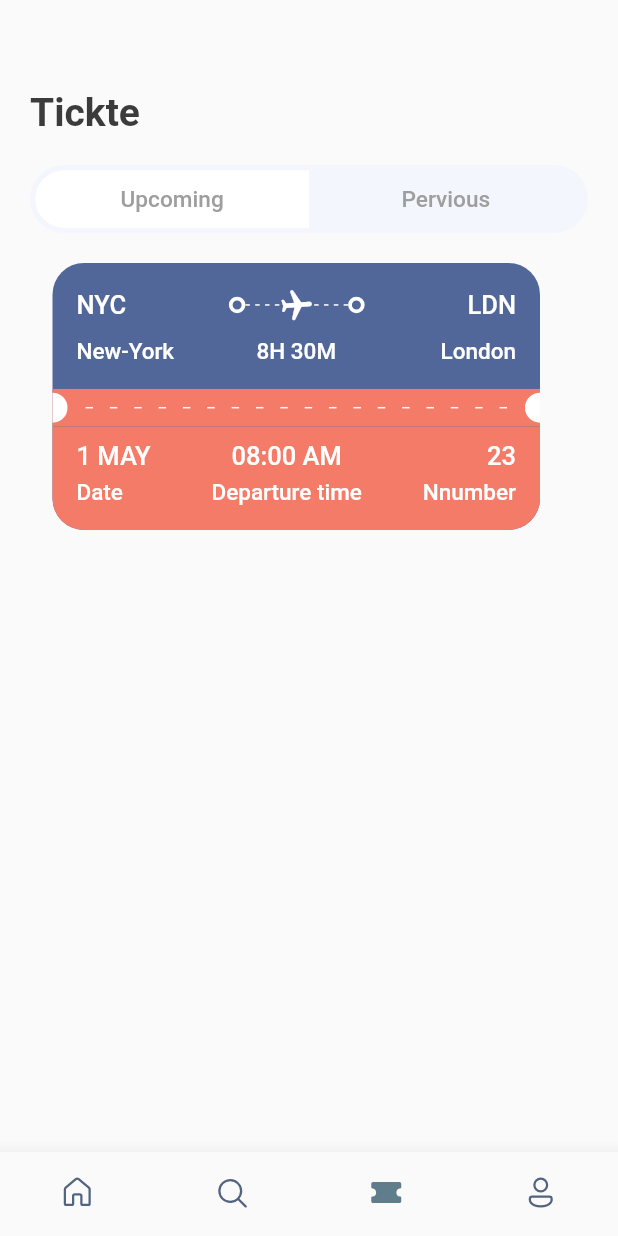
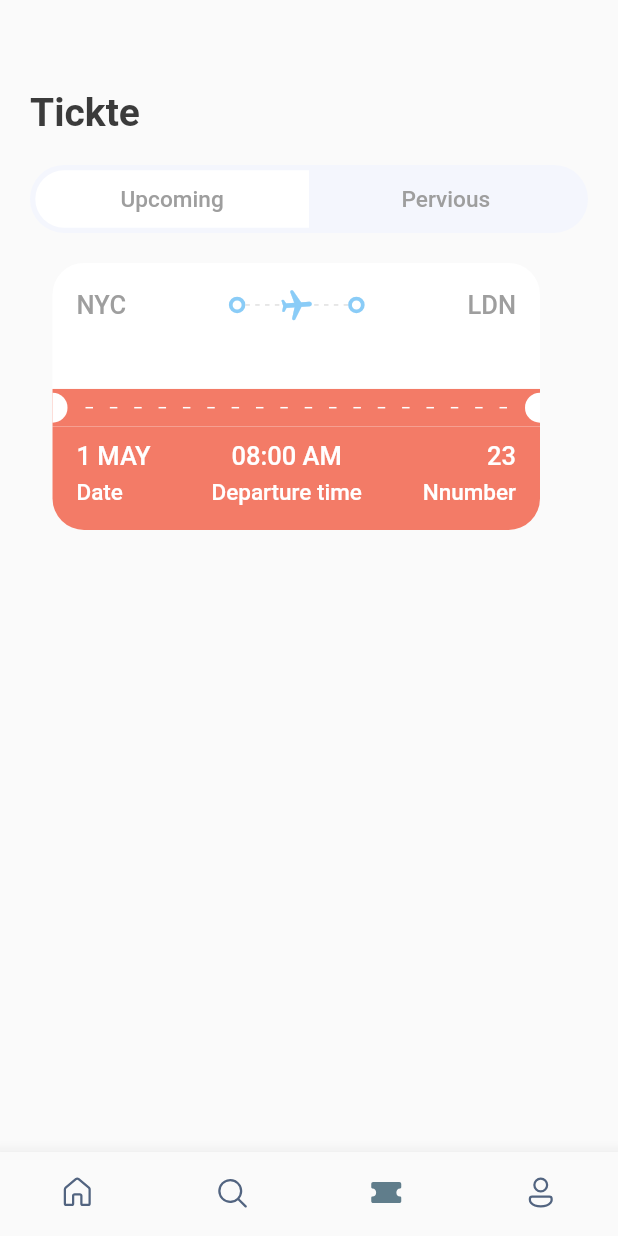
Before and after one commit to MdSajjadHossin/book-my-trip-flutter, a Flutter app: the screen it shows after launch, item 3 of the bottom bar chosen, on a phone screen of 412 x 824 dp. Run offline on Flutter 3.47's test engine with Material 2 defaults, Android fonts, the phone set to English and light mode, and no system bars; our stand-ins replace fluentui_icons, gap, get.

```diff
--- a/lib/screens/ticket_view.dart
+++ b/lib/screens/ticket_view.dart
@@ -6,7 +6,8 @@ import 'package:gap/gap.dart';
 
 class TicketView extends StatelessWidget {
   final Map<String, dynamic> ticket;
-  const TicketView({super.key, required this.ticket});
+  final bool? isColor;
+  const TicketView({super.key, required this.ticket, this.isColor});
 
   @override
   Widget build(BuildContext context) {
@@ -20,7 +21,7 @@ class TicketView extends StatelessWidget {
           children: [
             Container(
               decoration: BoxDecoration(
-                color: const Color(0xFF526799),
+                color: isColor == null ? const Color(0xFF526799) : Colors.white,
                 borderRadius: BorderRadius.only(
                   topLeft: Radius.circular(AppLayout.getHeight(21)),
                   topRight: Radius.circular(AppLayout.getHeight(21)),
@@ -39,11 +40,15 @@ class TicketView extends StatelessWidget {
                           children: [
                             Text(
                               ticket['from']['code'],
-                              style: Styles.headLineStyle3
-                                  .copyWith(color: Colors.white),
+                              style: isColor == num
+                                  ? Styles.headLineStyle3
+                                      .copyWith(color: Colors.white)
+                                  : Styles.headLineStyle3,
                             ),
                             Expanded(child: Container()),
-                            const ThickContainer(),
+                            const ThickContainer(
+                              isColor: true,
+                            ),
                             Expanded(
                               child: Stack(children: [
                                 SizedBox(
@@ -61,12 +66,14 @@ class TicketView extends StatelessWidget {
                                         children: List.generate(
                                           (constraints.constrainWidth() / 6)
                                               .floor(),
-                                          (index) => const SizedBox(
+                                          (index) => SizedBox(
                                             width: 3,
                                             height: 1,
                                             child: DecoratedBox(
                                                 decoration: BoxDecoration(
-                                              color: Colors.white,
+                                              color: isColor == null
+                                                  ? Colors.white
+                                                  : Colors.grey.shade300,
                                             )),
                                           ),
                                         ),
@@ -77,20 +84,26 @@ class TicketView extends StatelessWidget {
                                 Center(
                                   child: Transform.rotate(
                                     angle: 1.5,
-                                    child: const Icon(
+                                    child: Icon(
                                       Icons.local_airport_rounded,
-                                      color: Colors.white,
+                                      color: isColor == null
+                                          ? Colors.white
+                                          : Color(0xFF8ACCF7),
                                     ),
                                   ),
                                 ),
                               ]),
                             ),
-                            const ThickContainer(),
+                            const ThickContainer(
+                              isColor: true,
+                            ),
                             Expanded(child: Container()),
                             Text(
                               ticket['to']['code'],
-                              style: Styles.headLineStyle3
-                                  .copyWith(color: Colors.white),
+                              style: isColor == null
+                                  ? Styles.headLineStyle3
+                                      .copyWith(color: Colors.white)
+                                  : Styles.headLineStyle3,
                             ),
                           ],
                         ),
--- a/lib/screens/tickte_screen.dart
+++ b/lib/screens/tickte_screen.dart
@@ -31,7 +31,10 @@ class TicketScreen extends StatelessWidget {
               Gap(AppLayout.getHeight(20)),
               Container(
                 padding: EdgeInsets.only(left: AppLayout.getHeight(15)),
-                child: TicketView(ticket: ticketList[0]),
+                child: TicketView(
+                  ticket: ticketList[0],
+                  isColor: true,
+                ),
               )
             ],
           )
--- a/lib/widgets/thick_container.dart
+++ b/lib/widgets/thick_container.dart
@@ -1,7 +1,8 @@
 import 'package:flutter/material.dart';
 
 class ThickContainer extends StatelessWidget {
-  const ThickContainer({super.key});
+  final bool? isColor;
+  const ThickContainer({super.key, this.isColor});
 
   @override
   Widget build(BuildContext context) {
@@ -9,7 +10,9 @@ class ThickContainer extends StatelessWidget {
       padding: const EdgeInsets.all(3.0),
       decoration: BoxDecoration(
         borderRadius: BorderRadius.circular(20),
-        border: Border.all(width: 2.5, color: Colors.white),
+        border: Border.all(
+            width: 2.5,
+            color: isColor == null ? Colors.white : Color(0xFF8ACCF7)),
       ),
     );
   }
```
